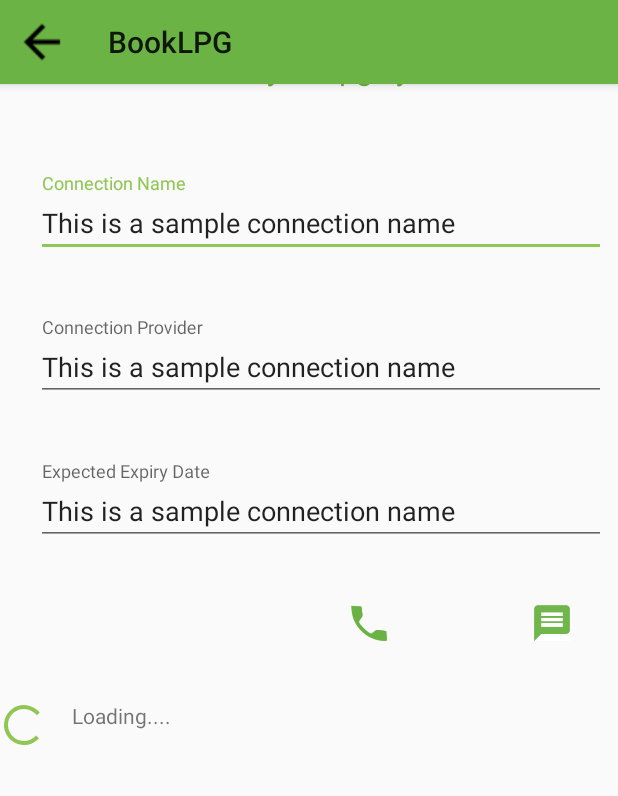
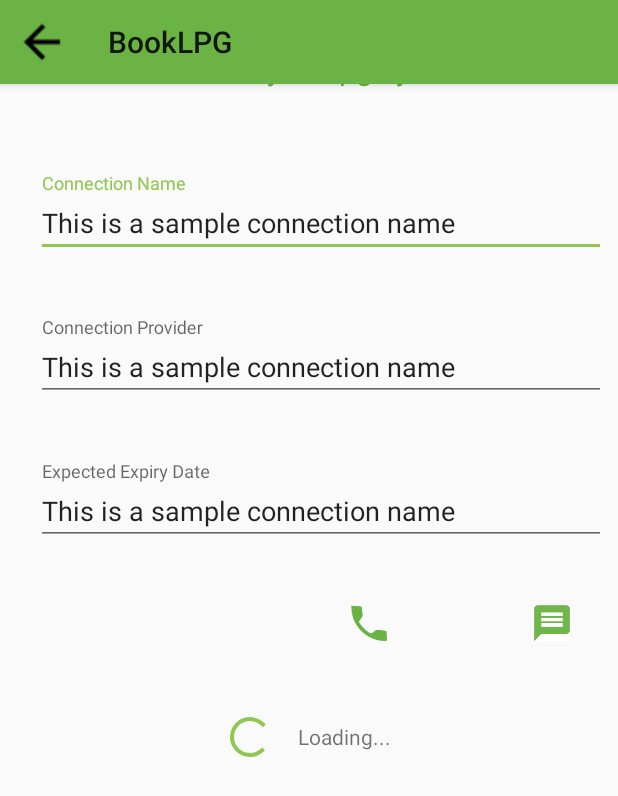
Before and after one commit to anilkumarkanneboina/LPGBooking, an Android app: the LPGBooking screen opened directly, with no data from a screen before it, on a phone screen of 412 x 824 dp. Shown: the top 796 px of the screen. Run offline under Robolectric (Android 15) with nearby library versions, the phone set to English and light mode, and no system bars; Roboto replaces fonts that are not available here; 3 statements that could not run were skipped.

Commit message:
Working on SMS - swapping with mac

```diff
--- a/app/src/main/java/com/aekan/navya/lpgbooking/LPGBooking.java
+++ b/app/src/main/java/com/aekan/navya/lpgbooking/LPGBooking.java
@@ -6,12 +6,14 @@ import android.content.BroadcastReceiver;
 import android.content.Context;
 import android.content.DialogInterface;
 import android.content.Intent;
+import android.content.IntentFilter;
 import android.content.pm.PackageManager;
 import android.database.Cursor;
 import android.net.Uri;
 import android.os.Bundle;
 import android.os.Handler;
 import android.os.Messenger;
+import android.provider.Telephony;
 import android.support.annotation.Nullable;
 import android.support.annotation.RequiresPermission;
 import android.support.v4.app.ActivityCompat;
@@ -23,8 +25,11 @@ import android.telephony.SmsManager;
 import android.telephony.TelephonyManager;
 import android.util.Log;
 import android.view.View;
+import android.view.ViewGroup;
 import android.widget.EditText;
 import android.widget.ImageView;
+import android.widget.LinearLayout;
+import android.widget.TextView;
 
 import com.aekan.navya.lpgbooking.utilities.LPGDataAPI;
 import com.aekan.navya.lpgbooking.utilities.LPGServiceCallBackHandler;
@@ -50,6 +55,7 @@ public class LPGBooking extends AppCompatActivity implements LPGServiceResponseC
     String lpgparcelConnectionProvider;
     String lpgparcelConnectionPhoneNumber;
     Intent lpgBookingCallIntent;
+    private String lpgProviderName;
     // use a field within this class to store phone no
     // this field would be initialised during onCreate and would
     // be used subsequently during permission response handling
@@ -58,9 +64,9 @@ public class LPGBooking extends AppCompatActivity implements LPGServiceResponseC
     private TelephonyManager telephonyManager;
     private LPG_PhoneListener phoneStateListener;
     private String lpgparcelConnectionId; // connection id of record being booked
-    //String lpgparcelLastBookedDate;
-    //String lpgparcelExpectedExpiryDays;
-
+    private mSMSBroadcastReceiver mSMSBroadcast;
+    //handle progress loader for SMS sending
+    private boolean misProgressBarLoaded ;
     @Override
     @RequiresPermission(allOf = {Manifest.permission.SEND_SMS, Manifest.permission.CALL_PHONE})
 
@@ -73,7 +79,7 @@ public class LPGBooking extends AppCompatActivity implements LPGServiceResponseC
         //set content view for the activity
         setContentView(R.layout.lpg_booking);
         EditText lpgConnectionName = (EditText) findViewById(R.id.lpgbooking_connectionname_edittext);
-        EditText lpgProvider = (EditText) findViewById(R.id.lpgbooking_provider_edittext);
+        final EditText lpgProvider = (EditText) findViewById(R.id.lpgbooking_provider_edittext);
         EditText lpgExpiryDate = (EditText) findViewById(R.id.lpgbooking_expected_expiry_date_edittext);
         ImageView lpgBookingCall = (ImageView) findViewById(R.id.lpgbooking_call_img);
         ImageView lpgBookingSMS = (ImageView) findViewById(R.id.lpgbooking_sms_img);
@@ -83,6 +89,8 @@ public class LPGBooking extends AppCompatActivity implements LPGServiceResponseC
         lpgProvider.setClickable(false);
         lpgBookingCall.setEnabled(false);
         lpgBookingSMS.setEnabled(false);
+        misProgressBarLoaded = false;
+
         //set back stack for the activity
         Toolbar toolbar = (Toolbar) findViewById(R.id.lpgbooking_toolbar);
         //set support action bar
@@ -178,7 +186,8 @@ public class LPGBooking extends AppCompatActivity implements LPGServiceResponseC
                 } else{
                     //the app has permission to send sms
                     SmsManager smsManager = SmsManager.getDefault();
-                    //Get details to send SMS to
+                    //Get text message to send as SMS
+                    String SMSTextMessage = LPG_Utility.getSMSTextMessage(lpgProvider.getText().toString());
 
                 }
             }
@@ -253,9 +262,23 @@ public class LPGBooking extends AppCompatActivity implements LPGServiceResponseC
     @Override
     protected void onResume() {
         super.onResume();
+        //register the broadcast
+        mSMSBroadcast = new mSMSBroadcastReceiver();
+        IntentFilter smsIntentFilter = new IntentFilter(	Telephony.Sms.Intents.SMS_DELIVER_ACTION);
+        smsIntentFilter.addAction(Telephony.Sms.Intents.SMS_RECEIVED_ACTION);
+        this.registerReceiver(mSMSBroadcast,smsIntentFilter);
+    }
+
+    @Override
+    protected void onPause(){
+        super.onPause();
+        // unregister broadcast
+        if ( mSMSBroadcast != null){
+            this.unregisterReceiver(mSMSBroadcast);
+        }
+
 
     }
-
 
     @Override
     protected void onDestroy() {
@@ -345,9 +368,25 @@ public class LPGBooking extends AppCompatActivity implements LPGServiceResponseC
             ClickToCall.setEnabled(true);
             ClickToSMS.setEnabled(true);
 
+            //disable sms sending if provider is not present
+
+
             //Set telephone call intent for call image
             lpgBookingCallIntent = new Intent(Intent.ACTION_CALL);
             lpgBookingCallIntent.setData(Uri.parse("tel:" + LPG_CONNECTION_PHONE_NO));
+
+        }
+        else {
+            // the given cylinder does not exist anymore.
+            //disable call buttons
+            ClickToCall.setEnabled(false);
+            ClickToSMS.setEnabled(false);
+
+            //Update text fields with a notification message for user
+            String notificationMessage = getResources().getString(R.string.addlpg_connection_not_found);
+            lpgConnectionName.setText(notificationMessage);
+            lpgProvider.setText(notificationMessage);
+            lpgExpiryDate.setText(notificationMessage);
 
         }
 
@@ -359,9 +398,24 @@ public class LPGBooking extends AppCompatActivity implements LPGServiceResponseC
 
     }
 
-    public static class mSMSBroadcastReceiver extends BroadcastReceiver {
+    public  class mSMSBroadcastReceiver extends BroadcastReceiver {
         @Override
         public void onReceive(Context context, Intent intent) {
+            //get nature of intent from extras value
+                int intentAction = intent.getIntExtra(LPG_Utility.SMS_DELIVERY_MILESTONE,1);
+                TextView progressText = (TextView) findViewById(R.id.progresstext);
+                switch (intentAction) {
+                    case (LPG_Utility.SENT_REFILL_SMS):
+                        progressText.setText(LPG_Utility.PROGRESS_SMS_SENT);
+                        break;
+                    case (LPG_Utility.DELIVERED_REFILL_SMS):
+                        progressText.setText(LPG_Utility.PROGRESS_SMS_DELIVERED);
+                        break;
+                    default:
+                        progressText.setText(LPG_Utility.PROGRESS_START);
+
+                }
+
 
         }
 
--- a/app/src/main/java/com/aekan/navya/lpgbooking/LPG_AlarmReceiver.java
+++ b/app/src/main/java/com/aekan/navya/lpgbooking/LPG_AlarmReceiver.java
@@ -44,6 +44,7 @@ public class LPG_AlarmReceiver extends BroadcastReceiver {
         //Add the pending intent to notification through builder object
         lpgExpiryNotificationBuilder.setContentIntent(pendingIntentStartActivity);
         lpgExpiryNotificationBuilder.addAction(R.drawable.ic_date_range_black_36dp,"Book",pendingIntentStartActivity);
+        lpgExpiryNotificationBuilder.setAutoCancel(true);
 
         NotificationManager lpgNotificationManager = (NotificationManager) context.getSystemService(Context.NOTIFICATION_SERVICE);
         lpgNotificationManager.notify(Integer.parseInt(intent.getStringExtra(LPG_Utility.LPG_ALARMINTENT_NOTIFICATIONID)),lpgExpiryNotificationBuilder.build());
--- a/app/src/main/res/layout/lpg_booking.xml
+++ b/app/src/main/res/layout/lpg_booking.xml
@@ -31,9 +31,6 @@
         layout="@layout/content_lpg_booking" />
 
         <include
-            android:id="@+id/progressloader"
-
-
             layout="@layout/progress_loader" />
     </LinearLayout>
 
--- a/app/src/main/res/layout/progress_loader.xml
+++ b/app/src/main/res/layout/progress_loader.xml
@@ -1,21 +1,18 @@
 <?xml version="1.0" encoding="utf-8"?>
 <LinearLayout xmlns:android="http://schemas.android.com/apk/res/android"
-    android:layout_width="match_parent"
+    android:layout_width="wrap_content"
     android:layout_height="wrap_content"
     android:layout_gravity="center_horizontal"
-    android:layout_marginTop="8dp"
+    android:id="@+id/progressloader"
+    android:layout_marginTop="@dimen/loader_layout_topmargin"
     android:orientation="horizontal"
     android:visibility="visible">
 
-    <LinearLayout xmlns:android="http://schemas.android.com/apk/res/android"
-        android:layout_width="match_parent"
 
-        android:layout_height="32dp"
-        android:orientation="horizontal">
 
         <ProgressBar
-            android:layout_width="32dp"
-            android:layout_height="32dp"
+            android:layout_width="@dimen/loaderdimension"
+            android:layout_height="@dimen/loaderdimension"
             android:layout_gravity="center_vertical" />
 
         <TextView
@@ -23,6 +20,8 @@
             android:layout_width="wrap_content"
             android:layout_height="match_parent"
             android:layout_marginLeft="@dimen/loadertextleftmargin"
-            android:text="Loading...." />
-    </LinearLayout>
+            android:text="@string/progress_loader_text"
+            android:gravity="center_vertical"
+            />
+
 </LinearLayout>
--- a/app/src/main/res/values/dimens.xml
+++ b/app/src/main/res/values/dimens.xml
@@ -71,5 +71,6 @@
     <!--progress loader-->
     <dimen name="loaderdimension">32dp</dimen>
     <dimen name="loadertextsize">16sp</dimen>
+    <dimen name="loader_layout_topmargin">16dp</dimen>
     <dimen name="loadertextleftmargin">16dp</dimen>
 </resources>
--- a/app/src/main/res/values/strings.xml
+++ b/app/src/main/res/values/strings.xml
@@ -76,7 +76,11 @@
     <string name="permission_button_cancel">Cancel</string>
     <string name="permission_button_ok">OK</string>
 
+    <!--progress loader messages-->
+    <string name="progress_loader_text">Loading...</string>
     <!--Error messages-->
     <string name="connection.detail.missing">Connection not found</string>
+    <string name="addlpg_connection_not_found">Not Found</string>
+
 
 </resources>
--- a/build.gradle
+++ b/build.gradle
@@ -5,7 +5,7 @@ buildscript {
         jcenter()
     }
     dependencies {
-        classpath 'com.android.tools.build:gradle:2.3.2'
+        classpath 'com.android.tools.build:gradle:2.3.3'
 
 
         // NOTE: Do not place your application dependencies here; they belong
```
Also changed, not shown: app/src/main/java/com/aekan/navya/lpgbooking/utilities/LPG_Utility.java (+19 -1 lines).
